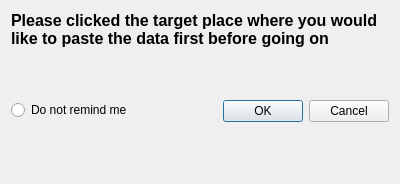
LambolAlee/PasTk-Cpp-Windows, file src/ui/attentiondialog.ui: the form before one commit.
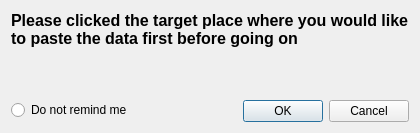
The form after the commit.

Commit message: bug fix for frameless window

```diff
--- a/src/ui/attentiondialog.ui
+++ b/src/ui/attentiondialog.ui
@@ -14,6 +14,9 @@
    <string>Dialog</string>
   </property>
   <layout class="QFormLayout" name="formLayout">
+   <property name="sizeConstraint">
+    <enum>QLayout::SetFixedSize</enum>
+   </property>
    <item row="2" column="0" colspan="2">
     <spacer name="verticalSpacer">
      <property name="orientation">
```
The commit also changes 3 other files.
